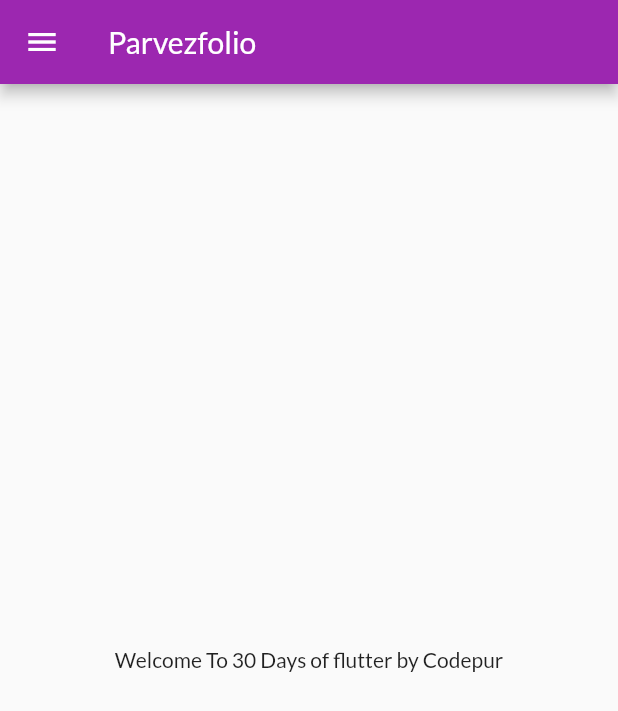
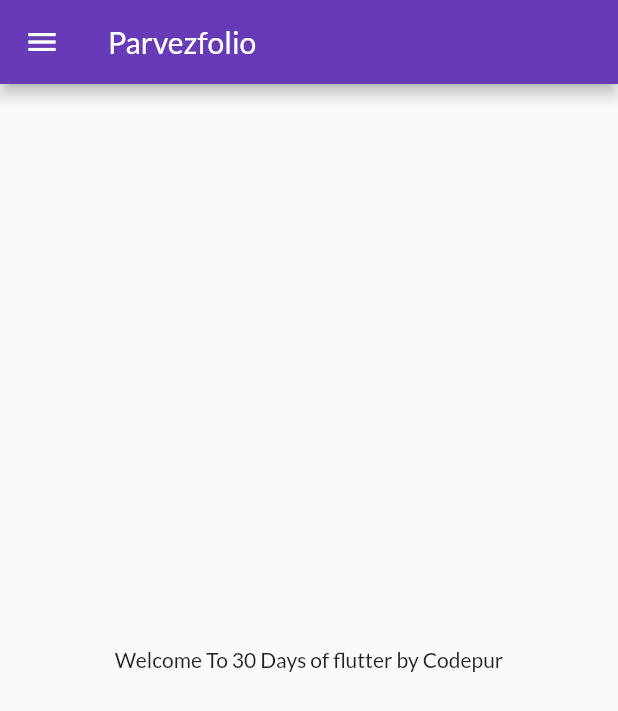
Before and after one commit to apptechsolutionsindia/30DaysOfFlutter, a Flutter app: the screen it shows after launch, on a phone screen of 412 x 824 dp. Shown: the top 711 px of the screen. Run offline on Flutter 3.47's test engine with Material 2 defaults, Android fonts, the phone set to English and light mode, and no system bars; our stand-ins replace google_fonts.

Commit message:
Day 9 Completed

```diff
--- a/lib/main.dart
+++ b/lib/main.dart
@@ -6,6 +6,7 @@ import 'package:parvezfolio/utils/routes.dart';
 import 'pages/home_page.dart';
 
 void main() {
+  // ignore: prefer_const_constructors
   runApp(MyApp());
 }
 
@@ -18,13 +19,13 @@ class MyApp extends StatelessWidget {
       // home: HomePage(),
       themeMode: ThemeMode.light,
       theme: ThemeData(
-        primarySwatch: Colors.purple,
+        primarySwatch: Colors.deepPurple,
         fontFamily: GoogleFonts.lato().fontFamily,
         primaryTextTheme: GoogleFonts.latoTextTheme(),
       ),
-      // debugShowCheckedModeBanner: false,
+      debugShowCheckedModeBanner: false,
       darkTheme: ThemeData(brightness: Brightness.dark),
-      initialRoute: "/home",
+      initialRoute: MyRoutes.homeRoute,
       routes: {
         "/": (context) => LoginPage(),
         MyRoutes.homeRoute: (context) => HomePage(),
```
Also changed, not shown: lib/pages/login-page.dart (+22 -21 lines).
